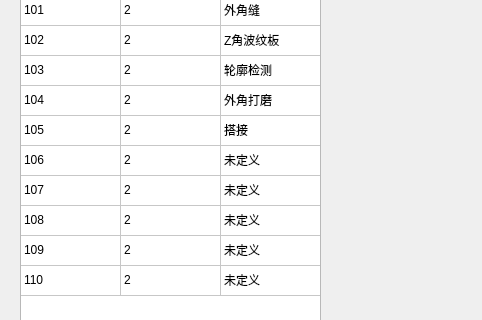
Above: showtasknumdlg.ui from qubo188612/qtmysunny before the change; both pictures show x 0 to 482 and y 147 to 467 of the 929 by 738 pixel window. Below: the same form after it.
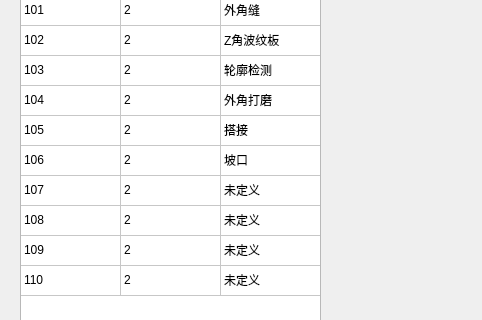
That is the form after the change.

Patch:
```diff
--- a/showtasknumdlg.ui
+++ b/showtasknumdlg.ui
@@ -230,7 +230,7 @@
    </item>
    <item row="7" column="2">
     <property name="text">
-     <string>未定义</string>
+     <string>坡口</string>
     </property>
    </item>
    <item row="8" column="0">
```
